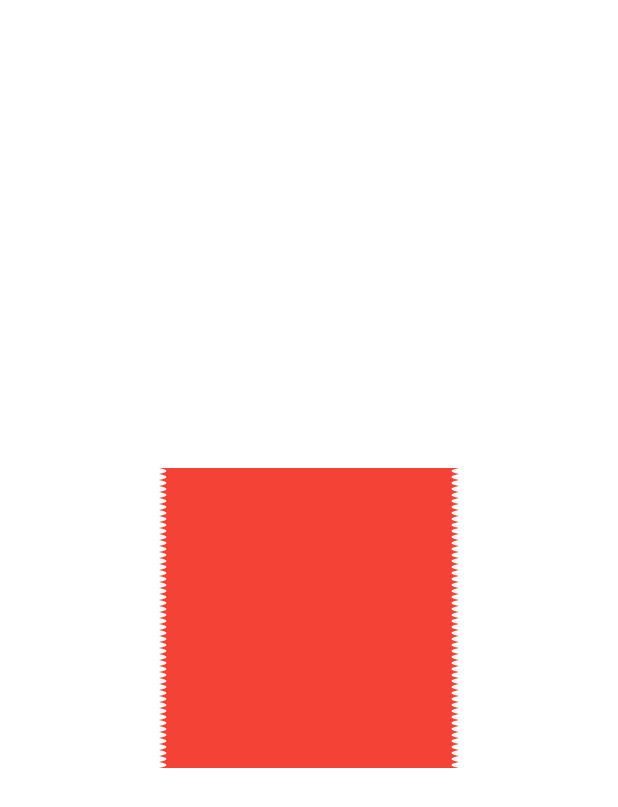
After one commit to NouzNoushad/flutter_custom_paints, a Flutter app: the screen it shows after launch, on a phone screen of 412 x 824 dp. The commit adds this screen. Shown: the top 807 px of the screen. Run offline on Flutter 3.47's test engine with Material 2 defaults, Android fonts, the phone set to English and light mode, and no system bars; our stand-ins replace flutter_custom_clippers; missing offline and left inert: custom_clippers.

Commit message:
point and rounded clipper

```diff
--- /dev/null
+++ b/lib/screens/clippers/rounded_clipper.dart
@@ -0,0 +1,173 @@
+import 'package:custom_clippers/custom_clippers.dart';
+import 'package:flutter/material.dart';
+import 'package:flutter_custom_clippers/flutter_custom_clippers.dart';
+
+class RoundedClipperDesign extends StatelessWidget {
+  const RoundedClipperDesign({super.key});
+
+  @override
+  Widget build(BuildContext context) {
+    return Scaffold(
+      backgroundColor: Colors.white,
+      body: Center(
+        child: ClipPath(
+          clipper: RoundedPointsClipper(edge: Edge.horizontal, points: 50),
+          child: Container(
+            height: 200,
+            width: 200,
+            color: Colors.red,
+          ),
+        ),
+      ),
+    );
+  }
+}
+
+// My Custom Clipper
+enum Edge { vertical, horizontal, top, bottom, left, right, all }
+
+class RoundedPointsClipper extends CustomClipper<Path> {
+  RoundedPointsClipper({
+    this.edge = Edge.bottom,
+    this.points = 20,
+    this.depth = 10,
+  });
+
+  final int points;
+  final double depth;
+  final Edge edge;
+
+  @override
+  Path getClip(Size size) {
+    var h = size.height;
+    var w = size.width;
+    Path path = Path();
+
+    // Left or Horizontal
+    path.moveTo(0, 0);
+    double x = 0;
+    double y = 0;
+    double c = w - depth;
+    double i = h / points;
+
+    if (edge == Edge.left || edge == Edge.horizontal || edge == Edge.all) {
+      while (y < h) {
+        path.quadraticBezierTo(depth, y + i / 2, 0, y + i);
+        y += i;
+      }
+    }
+
+    // Bottom or Vertical
+    path.lineTo(0, h);
+    x = 0;
+    y = h;
+    c = h - depth;
+    i = w / points;
+
+    if (edge == Edge.bottom || edge == Edge.vertical || edge == Edge.all) {
+      while (x < w) {
+        path.quadraticBezierTo(x + i / 2, c, x + i, y);
+        x += i;
+      }
+    }
+
+    // Right or Horizontal
+    path.lineTo(w, h);
+    x = w;
+    y = h;
+    c = w - depth;
+    i = h / points;
+
+    if (edge == Edge.right || edge == Edge.horizontal || edge == Edge.all) {
+      while (y > 0) {
+        path.quadraticBezierTo(c, y - i / 2, w, y - i);
+        y -= i;
+      }
+    }
+
+    // Top or Vertical
+    path.lineTo(w, 0);
+    x = w;
+    y = 0;
+    c = h - depth;
+    i = w / points;
+
+    if (edge == Edge.top || edge == Edge.vertical || edge == Edge.all) {
+      while (x > 0) {
+        path.quadraticBezierTo(x - i / 2, depth, x - i, 0);
+        x -= i;
+      }
+    }
+
+    path.close();
+    return path;
+  }
+
+  @override
+  bool shouldReclip(covariant CustomClipper<Path> oldClipper) {
+    return false;
+  }
+}
+
+class MultipleRoundedCurveClipper extends CustomClipper<Path> {
+  @override
+  Path getClip(Size size) {
+    Path path = Path();
+    path.lineTo(0, size.height);
+    var curXPos = 0.0;
+    var curYPos = size.height;
+    var increment = size.width / 20;
+    while (curXPos < size.width) {
+      curXPos += increment;
+      path.arcToPoint(Offset(curXPos, curYPos),
+          radius: const Radius.circular(5));
+    }
+    path.lineTo(size.width, 0);
+    return path;
+  }
+
+  @override
+  bool shouldReclip(CustomClipper<Path> oldClipper) => false;
+}
+
+class MultipleRoundedPointsClipper extends CustomClipper<Path> {
+  final double heightOfPoint;
+  final int numberOfPoints;
+  final Sides side;
+
+  MultipleRoundedPointsClipper(this.side,
+      {this.heightOfPoint = 12, this.numberOfPoints = 16}); // final Sides side;
+
+  @override
+  Path getClip(Size size) {
+    Path path = Path();
+    path.lineTo(0.0, size.height);
+    double x = 0;
+    double y = size.height;
+    double yControlPoint = size.height - heightOfPoint;
+    double increment = size.width / numberOfPoints;
+
+    if (side == Sides.bottom || side == Sides.vertical) {
+      while (x < size.width) {
+        path.quadraticBezierTo(
+            x + increment / 2, yControlPoint, x + increment, y);
+        x += increment;
+      }
+    }
+
+    path.lineTo(size.width, 0.0);
+
+    if (side == Sides.vertical) {
+      while (x > 0) {
+        path.quadraticBezierTo(
+            x - increment / 2, heightOfPoint, x - increment, 0);
+        x -= increment;
+      }
+    }
+    path.close();
+    return path;
+  }
+
+  @override
+  bool shouldReclip(CustomClipper oldClipper) => oldClipper != this;
+}
--- a/pubspec.yaml
+++ b/pubspec.yaml
@@ -35,6 +35,8 @@ dependencies:
   # The following adds the Cupertino Icons font to your application.
   # Use with the CupertinoIcons class for iOS style icons.
   cupertino_icons: ^1.0.2
+  custom_clippers: ^2.0.0
+  flutter_custom_clippers: ^2.1.0
 
 dev_dependencies:
   flutter_test:
```
Also changed, not shown: lib/main.dart (+7 -1 lines), lib/screens/clippers/point_clippers.dart (added, +173 -0 lines), lib/screens/ticket_design.dart (+48 -14 lines), pubspec.lock.
